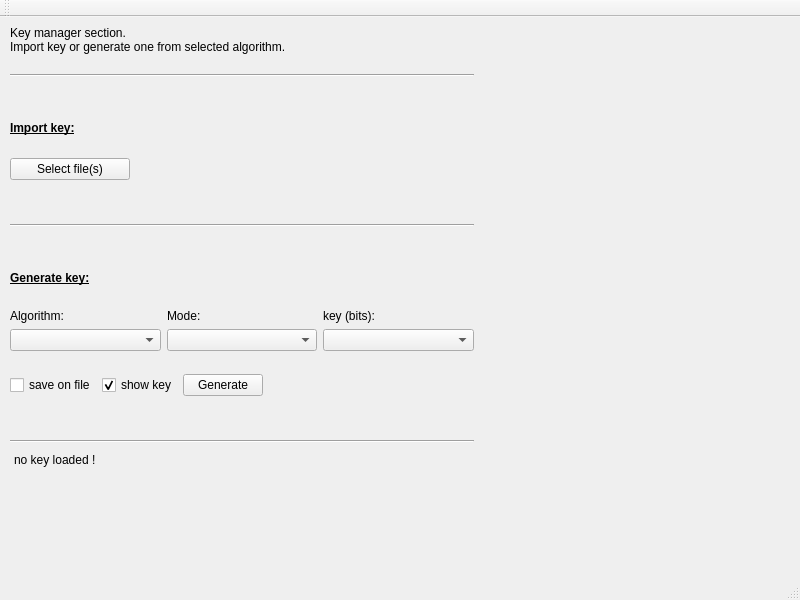
First picture: the form in mainwindow.ui, repository redazzalpha/xkrypt, before the edit.
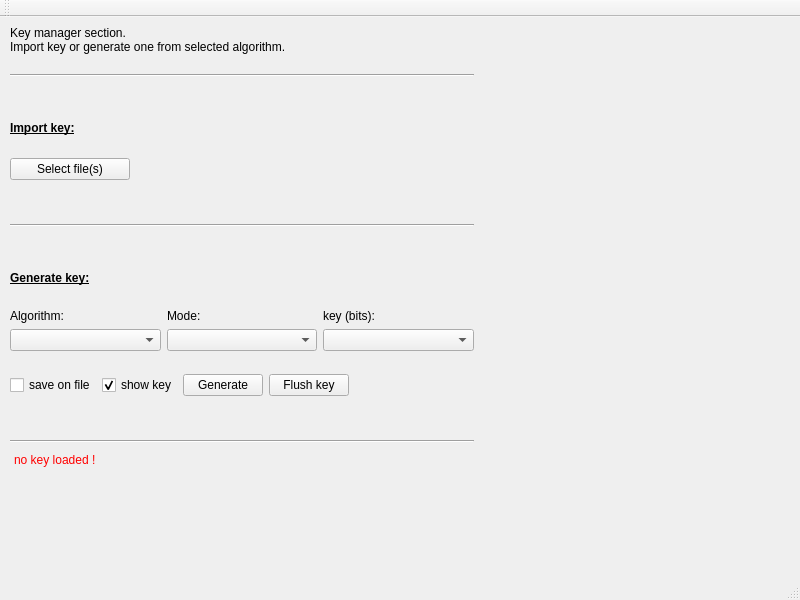
Second picture: the form after the edit.

What changed in the file:
```diff
--- a/mainwindow.ui
+++ b/mainwindow.ui
@@ -274,6 +274,19 @@
            </property>
           </widget>
          </item>
+         <item>
+          <widget class="QPushButton" name="m_keyMFlushBtn">
+           <property name="maximumSize">
+            <size>
+             <width>120</width>
+             <height>16777215</height>
+            </size>
+           </property>
+           <property name="text">
+            <string>Flush key</string>
+           </property>
+          </widget>
+         </item>
          <item>
           <spacer name="horizontalSpacer">
            <property name="orientation">
@@ -315,7 +328,7 @@
           <bool>false</bool>
          </property>
          <property name="styleSheet">
-          <string notr="true">background-color: rgba(0, 0, 0, 0);</string>
+          <string notr="true">background-color: rgba(0, 0, 0, 0);color:red;</string>
          </property>
          <property name="frameShape">
           <enum>QFrame::NoFrame</enum>
```
